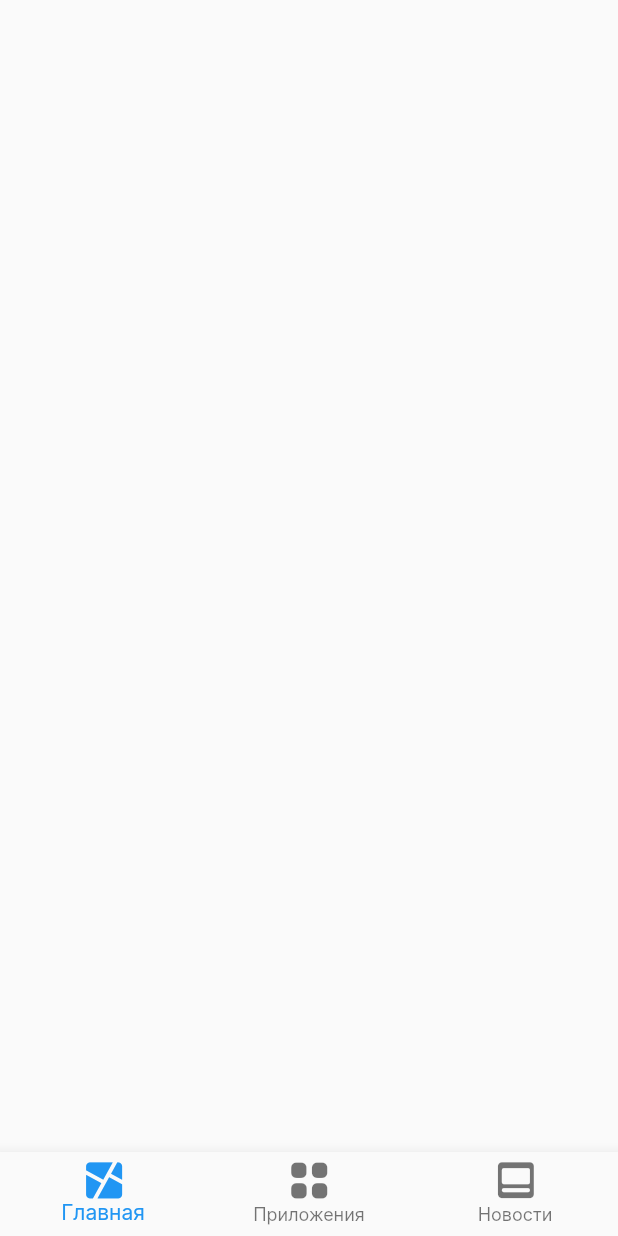
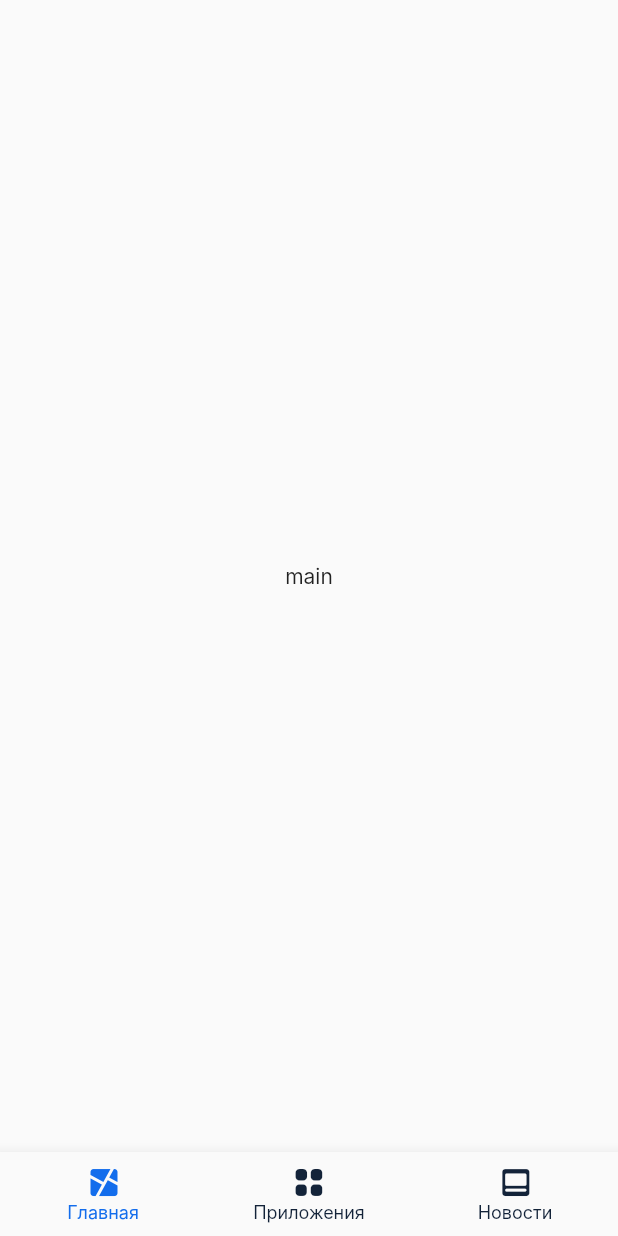
Before and after one commit to Nadia-ru/praktika_volsu, a Flutter app: the screen it shows after launch, on a phone screen of 412 x 824 dp. Run offline on Flutter 3.47's test engine with Material 2 defaults, Android fonts, the phone set to English and light mode, and no system bars; Roboto replaces fonts that are missing (Inter).

Commit message:
bottom navigation bar

```diff
--- a/lib/main.dart
+++ b/lib/main.dart
@@ -20,7 +20,11 @@ class MyApp extends StatelessWidget {
       title: 'Flutter Demo',
       theme: ThemeData(
           fontFamily: "Inter",
-
+          bottomNavigationBarTheme: const BottomNavigationBarThemeData(
+            selectedItemColor: Color(0xFF136DEC),
+            unselectedItemColor: Color(0xFF132339),
+           selectedLabelStyle: TextStyle(fontSize: 12, fontWeight: FontWeight.w400)
+          ),
           backgroundColor: const Color(0xFFF6F8FB),
           appBarTheme: const AppBarTheme(toolbarHeight: 56)),
       routes: {
--- a/lib/widgets/main_screen/main_screen_widget.dart
+++ b/lib/widgets/main_screen/main_screen_widget.dart
@@ -9,15 +9,50 @@ class MainScreenWidget extends StatefulWidget {
 }
 
 class _MainScreenWidgetState extends State<MainScreenWidget> {
+  int _selectedTab = 0;
+
+  void onSelectTab(int index) {
+    if (_selectedTab == index) return;
+    setState(() {
+      _selectedTab = index;
+    });
+  }
+
+  static const List<Widget> _widgetOptions =<Widget>[
+    Text('main'),
+    Text('prl'),
+    Text('news'),
+  ];
   @override
   Widget build(BuildContext context) {
     return Scaffold(
+      body: Center(
+        child: _widgetOptions[_selectedTab],
+      ),
       bottomNavigationBar: BottomNavigationBar(
+        currentIndex: _selectedTab,
+        iconSize: 18,
         items: const [
-          BottomNavigationBarItem(label: "Главная", icon: Icon(CustomIcon.main)),
-          BottomNavigationBarItem(label: "Приложения", icon: Icon(CustomIcon.prl)),
-          BottomNavigationBarItem(label: "Новости", icon: Icon(CustomIcon.news)),
+          BottomNavigationBarItem(
+              label: "Главная",
+              icon: Padding(
+                padding: EdgeInsets.all(3.0),
+                child: Icon(CustomIcon.main),
+              )),
+          BottomNavigationBarItem(
+              label: "Приложения",
+              icon: Padding(
+                padding: EdgeInsets.all(3.0),
+                child: Icon(CustomIcon.prl),
+              )),
+          BottomNavigationBarItem(
+              label: "Новости",
+              icon: Padding(
+                padding: EdgeInsets.all(3.0),
+                child: Icon(CustomIcon.news),
+              )),
         ],
+        onTap: onSelectTab,
       ),
     );
   }
```
